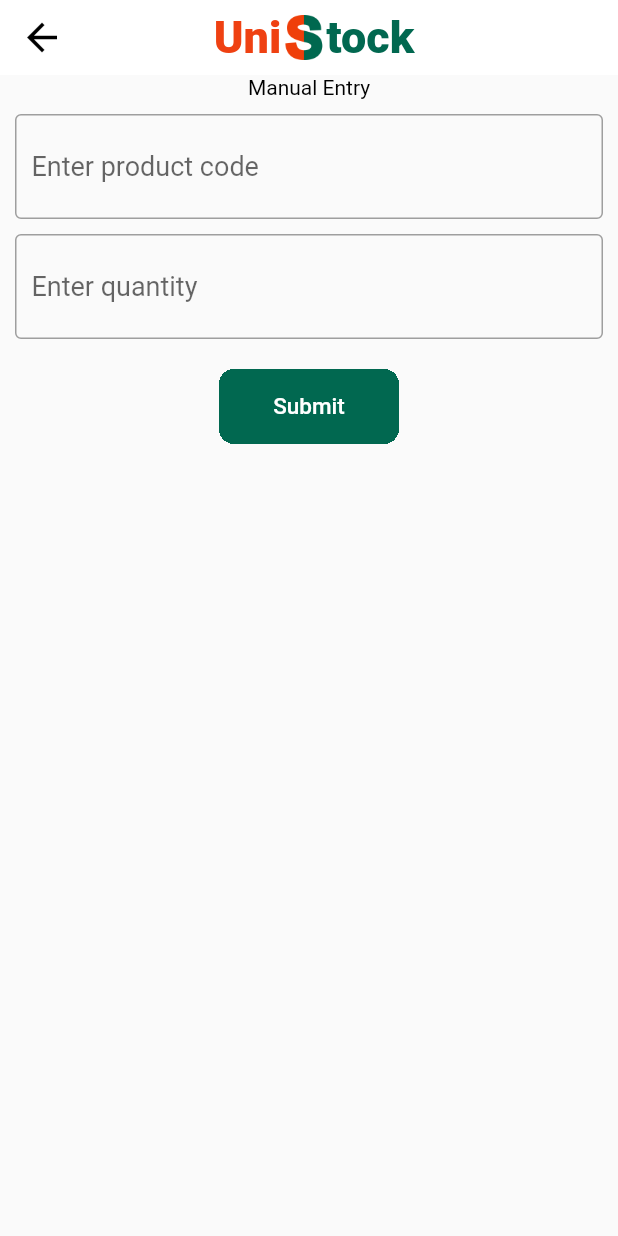
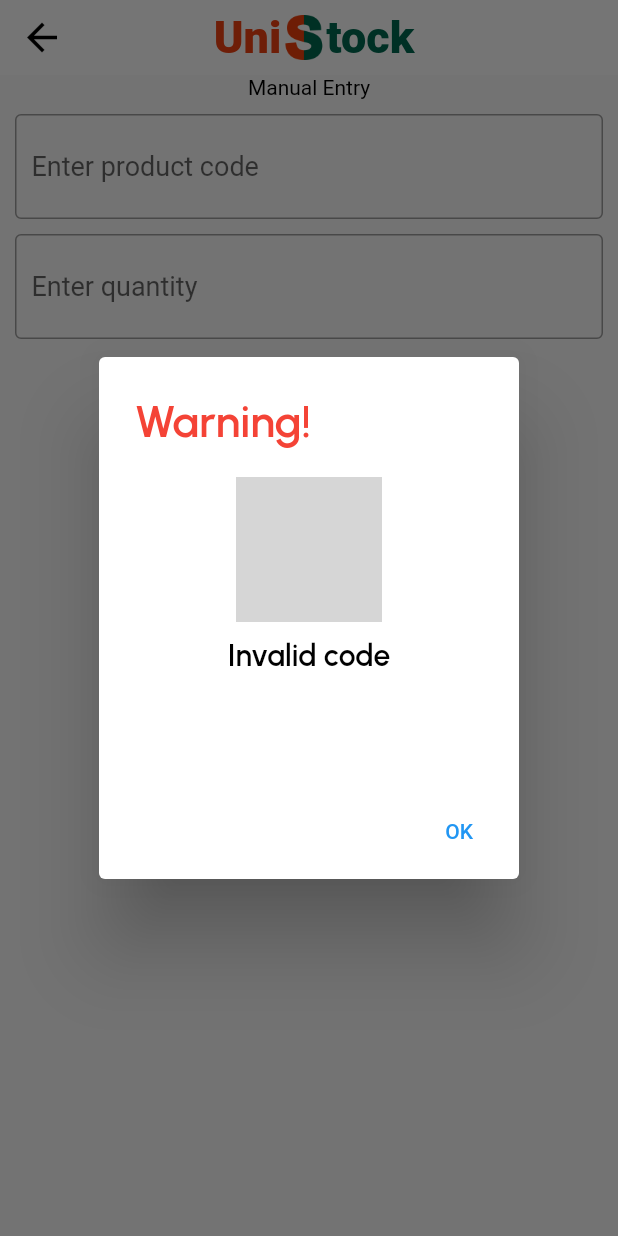
Before and after one commit to asmfahim1/zebra_scanner_final, a Flutter app: the ManualEntry screen opened directly, after a tap on "Submit", on a phone screen of 412 x 824 dp. Run offline on Flutter 3.47's test engine with Material 2 defaults, Android fonts, the phone set to English and light mode, and no system bars; our stand-ins replace device_info, flutter_switch, get, google_fonts, sqflite; missing offline and left inert: flutter_datawedge; accounts and stored records are empty; grey boxes are pictures that could not be loaded.

Commit message:
condition done

```diff
--- a/lib/view/manual_entry/manual_entry_screen.dart
+++ b/lib/view/manual_entry/manual_entry_screen.dart
@@ -8,6 +8,8 @@ import 'package:zebra_scanner_final/controller/server_controller.dart';
 import 'package:zebra_scanner_final/widgets/appBar_widget.dart';
 import 'package:get/get.dart';
 import 'package:zebra_scanner_final/widgets/extension_class.dart';
+
+import '../../widgets/reusable_alert.dart';
 
 class ManualEntry extends StatefulWidget {
   String? mode;
@@ -171,6 +173,7 @@ class _ManualEntryState extends State<ManualEntry> {
                           ),
                           onPressed: () {
                             // make some logic to post data into server or local database
+                            if(manual.productCode.text.length == 5 || manual.productCode.text.length == 7){
                               if(widget.mode == 'Online'){
                                 //online logic
                                 manual.addItemManually(
@@ -183,6 +186,16 @@ class _ManualEntryState extends State<ManualEntry> {
                               }else{
                                 //offline login
                               }
+                            }else{
+                              showDialog<String>(
+                                context: context,
+                                builder: (BuildContext context) => ReusableAlerDialogue(
+                                  headTitle: "Warning!",
+                                  message: "Invalid code",
+                                  btnText: "OK",
+                                ),
+                              );
+                            }
                           },
                           child: Text('Submit', style: TextStyle(fontSize: 15),)
                       ),
--- /dev/null
+++ b/lib/widgets/reusable_alert.dart
@@ -0,0 +1,52 @@
+import 'package:flutter/material.dart';
+import 'package:google_fonts/google_fonts.dart';
+
+class ReusableAlerDialogue extends StatelessWidget {
+  String? headTitle;
+  String? message;
+  String? btnText;
+  ReusableAlerDialogue({Key? key, this.headTitle, this.message, this.btnText})
+      : super(key: key);
+
+  @override
+  Widget build(BuildContext context) {
+    return AlertDialog(
+      title: Text(
+        headTitle!,
+        style: GoogleFonts.urbanist(
+          color: Colors.red,
+          fontSize: 30,
+          fontWeight: FontWeight.w600,
+        ),
+      ),
+      content: SizedBox(
+        height: 180,
+        child: Column(
+          children: [
+            Image.asset(
+              "assets/images/waeng1.png",
+              height: MediaQuery.of(context).size.height / 8.5,
+            ),
+            const SizedBox(
+              height: 10,
+            ),
+            Text(
+              message!,
+              style: GoogleFonts.urbanist(
+                color: Colors.black,
+                fontSize: 20,
+                fontWeight: FontWeight.w600,
+              ),
+            ),
+          ],
+        ),
+      ),
+      actions: <Widget>[
+        TextButton(
+          onPressed: () => Navigator.pop(context, 'OK'),
+          child: Text(btnText!),
+        ),
+      ],
+    );
+  }
+}
```
Also changed, not shown: lib/view/online_process/online_mode_screen.dart (+27 -3 lines), images/waeng1.png (added). Lines whose indentation alone changed are shown as unchanged.
